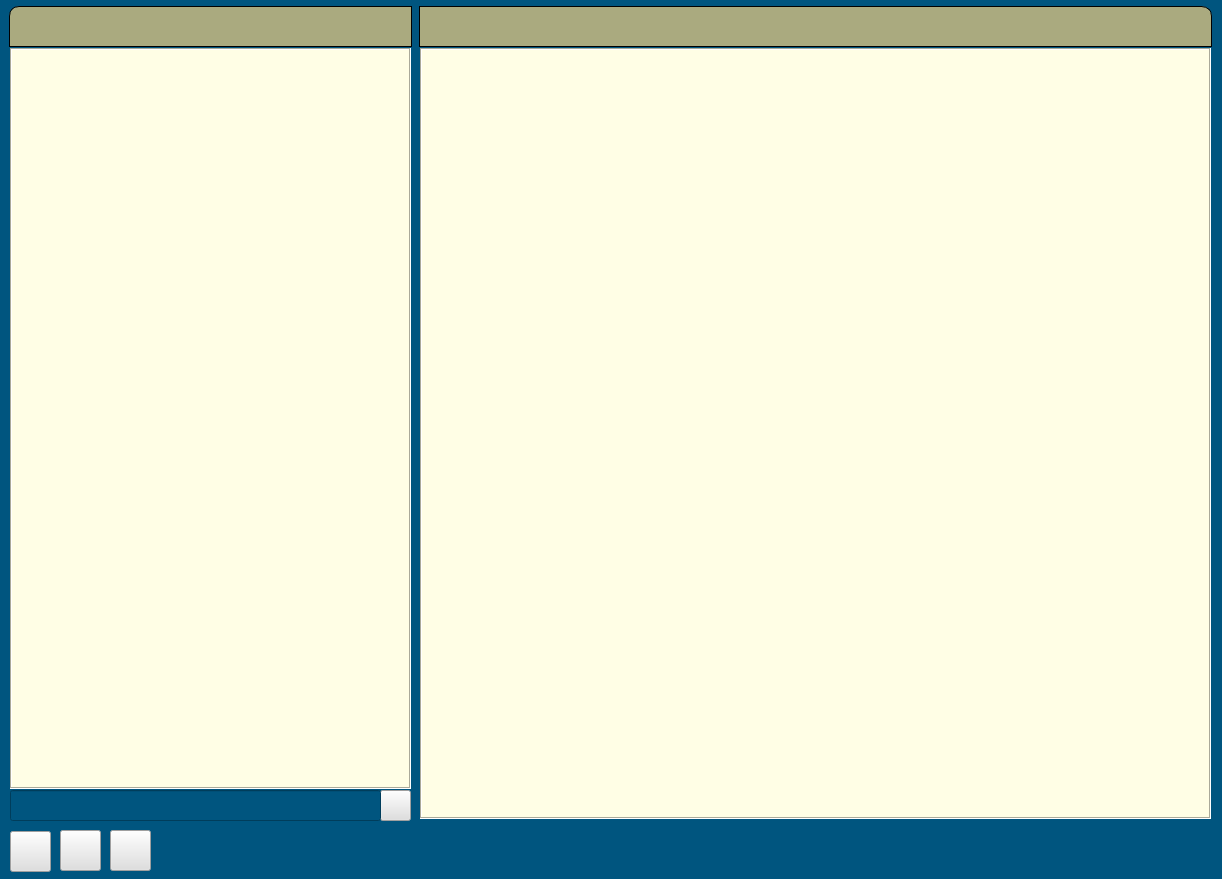
Old version of the form UI/main.ui in the repository dimanchik79/Hierarchic.
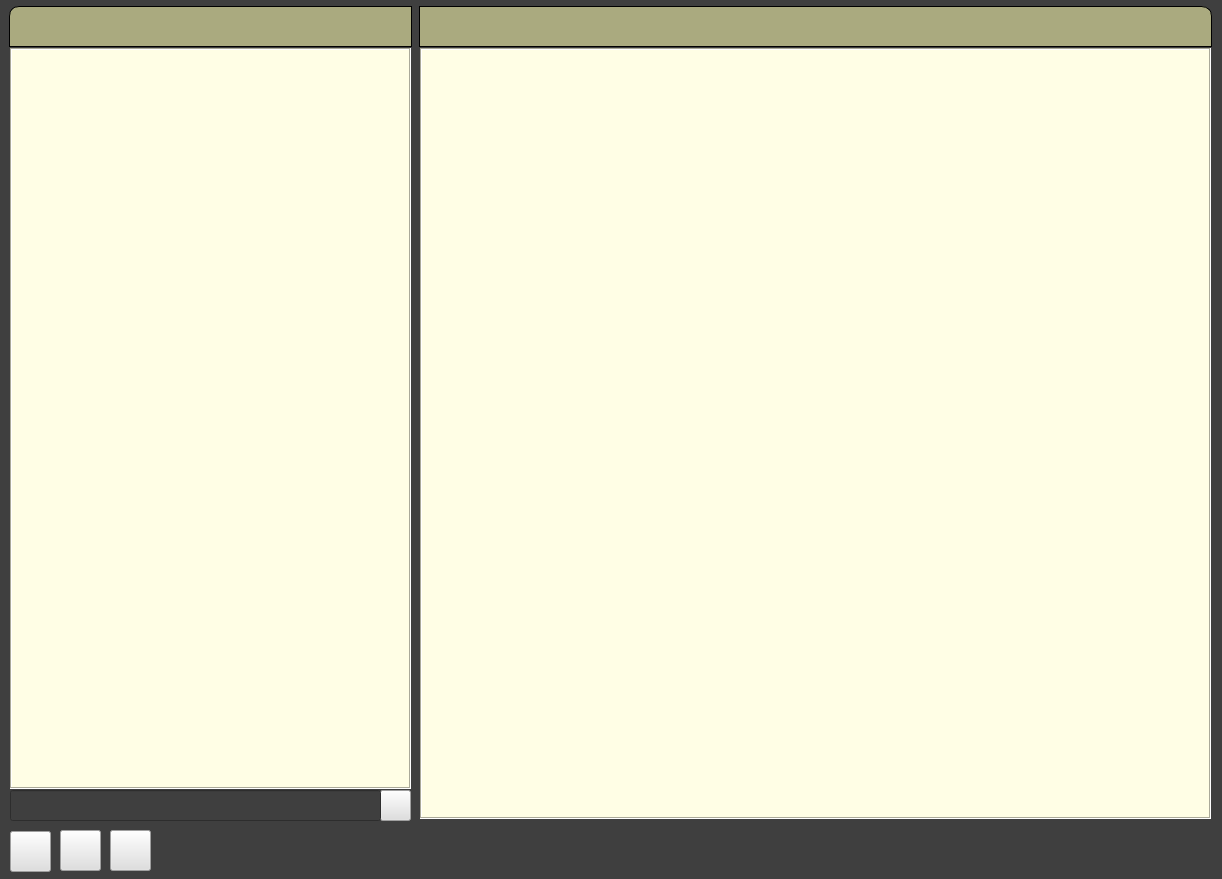
New version of the form. Icons and pictures are not drawn.

What changed in the file:
```diff
--- a/UI/main.ui
+++ b/UI/main.ui
@@ -14,7 +14,7 @@
    <string>Hierarchic</string>
   </property>
   <property name="styleSheet">
-   <string notr="true">background-color: rgb(0, 85, 127)</string>
+   <string notr="true">background-color: rgb(63, 63, 63);</string>
   </property>
   <widget class="QWidget" name="centralwidget">
    <widget class="QTreeWidget" name="ierarchic">
```
